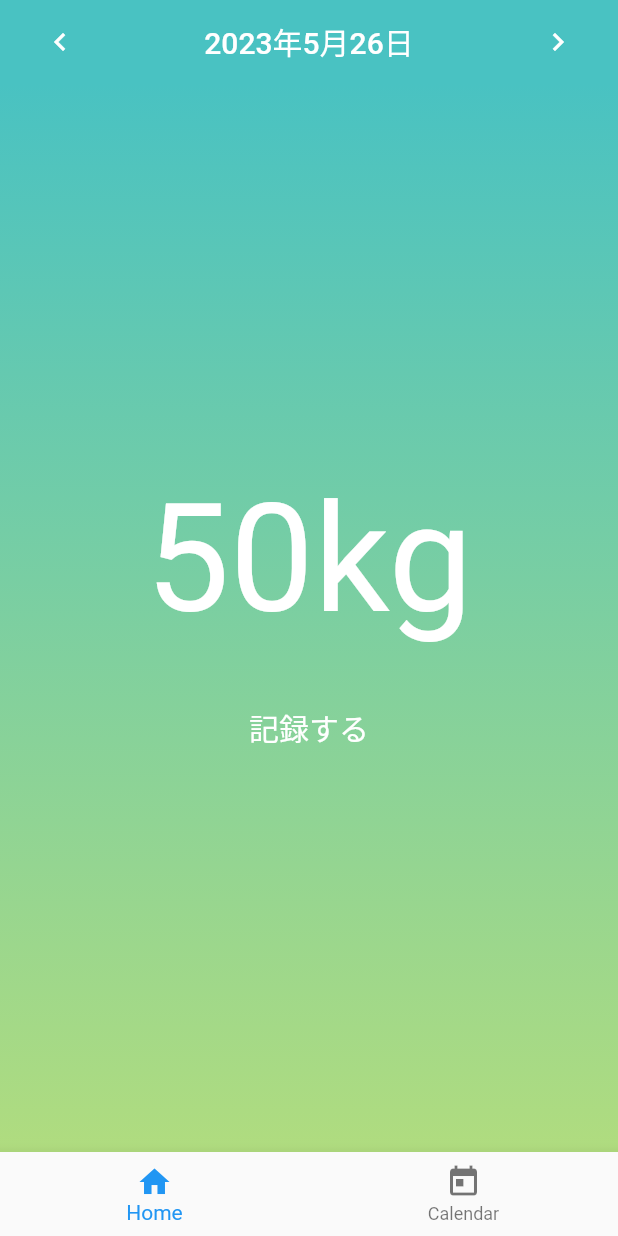
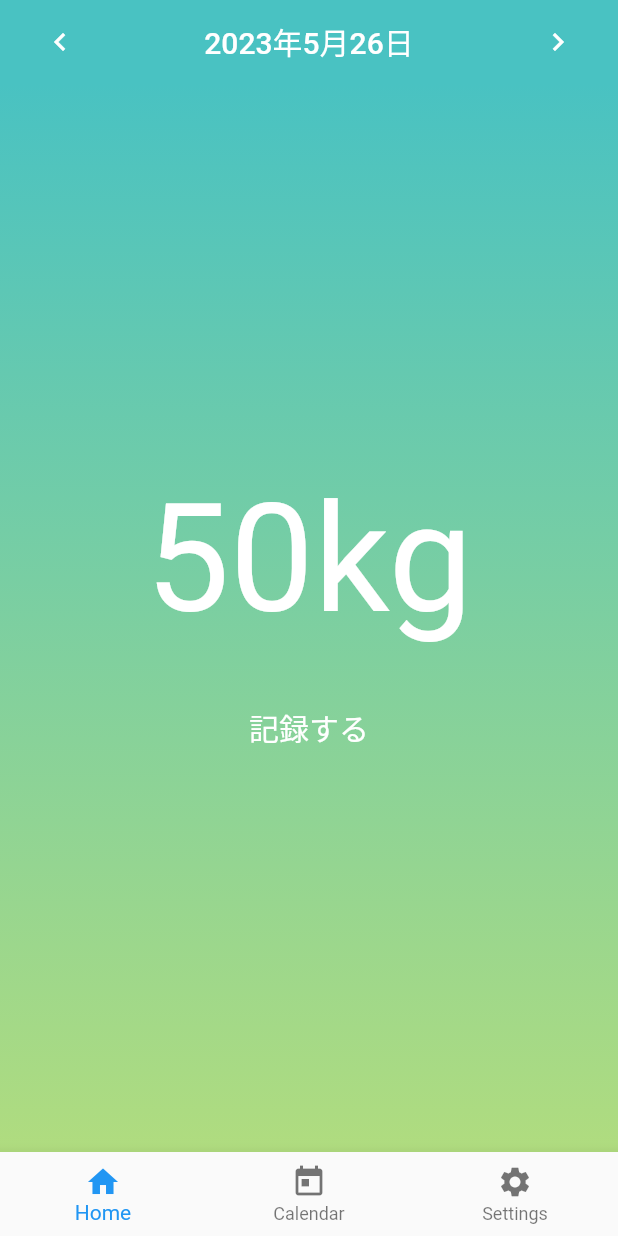
Before and after one commit to sou7322/weight-diary, a Flutter app: the screen it shows after launch, on a phone screen of 412 x 824 dp. Run offline on Flutter 3.47's test engine with Material 2 defaults, Android fonts, the phone set to English and light mode, and no system bars.

Commit message:
add menu to navigation bar

```diff
--- a/src/lib/components/navigation_bar_default.dart
+++ b/src/lib/components/navigation_bar_default.dart
@@ -15,6 +15,7 @@ class NavigationBarDefault extends StatelessWidget {
           icon: Icon(Icons.today),
           label: 'Calendar',
         ),
+        BottomNavigationBarItem(icon: Icon(Icons.settings), label: 'Settings'),
       ],
     );
   }
```
